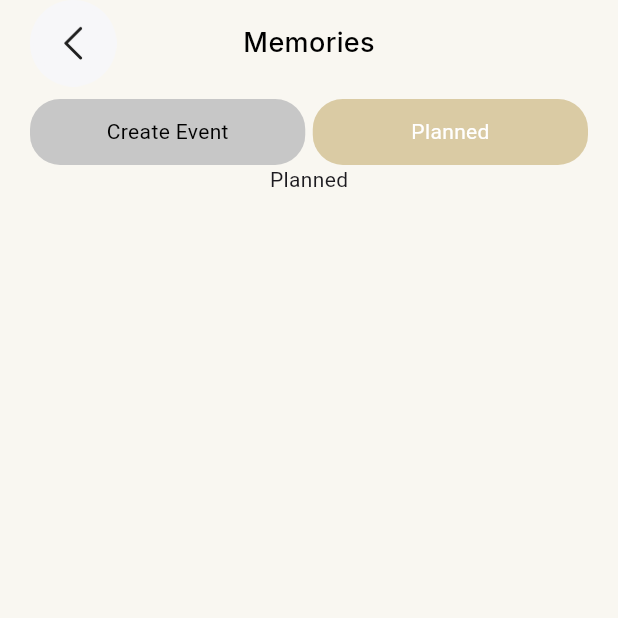
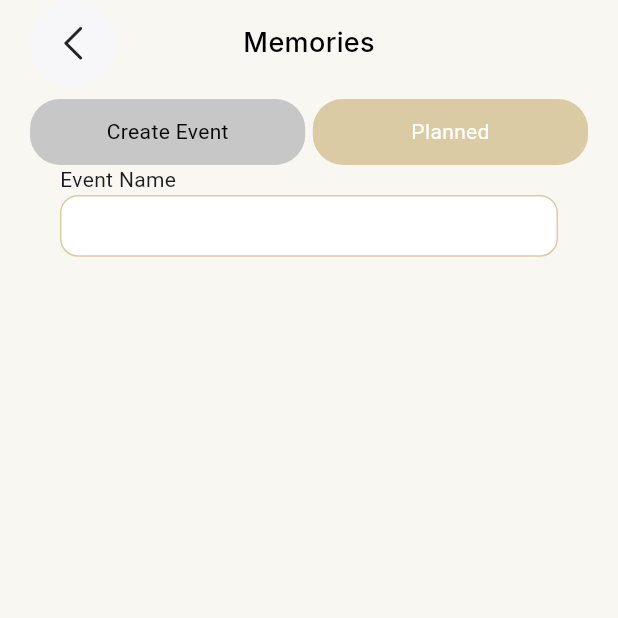
Before and after one commit to rayhantmt/Adeleade, a Flutter app: the MemoriesView screen opened directly, after a tap on "Planned", on a phone screen of 412 x 824 dp, the top half of it. Run offline on Flutter 3.47's test engine with Material 3 defaults, Android fonts, the phone set to English and light mode, and no system bars; our stand-ins replace get, google_fonts.

```diff
--- a/lib/modules/home/home_view.dart
+++ b/lib/modules/home/home_view.dart
@@ -176,6 +176,7 @@ class HomeView extends GetView<HomeController> {
                                         height: Get.height * 0.03,
                                         width: Get.width * 0.05,
                                       ),
+                                      SizedBox(width: Get.width*0.01,),
                                       Text(
                                         data.date_time,
                                         style: TextStyle(
@@ -196,6 +197,7 @@ class HomeView extends GetView<HomeController> {
                                         height: Get.height * 0.03,
                                         width: Get.width * 0.05,
                                       ),
+                                       SizedBox(width: Get.width*0.01,),
                                       Text(
                                         data.location,
 
--- a/lib/modules/memories/memories_view.dart
+++ b/lib/modules/memories/memories_view.dart
@@ -1,6 +1,7 @@
 import 'package:flutter/material.dart';
 import 'package:get/get.dart';
 import 'package:google_fonts/google_fonts.dart';
+import 'package:mementum/common_widgets/update_info_field.dart';
 import 'package:mementum/modules/memories/memories_controller.dart';
 import 'package:mementum/utils/app_colors.dart';
 import 'package:mementum/utils/app_images.dart';
@@ -115,17 +116,24 @@ class MemoriesView extends GetView<MemoriesController> {
   }
 }
 Widget _createEvent (){
-  return Column(
-    children: [
-      Text('Create event')
-    ],
+  return SingleChildScrollView(
+    child: Column(
+      crossAxisAlignment: CrossAxisAlignment.start,
+      children: [
+        SizedBox(height: Get.height*0.01,),
+        Text('Create event')
+      ],
+    ),
   );
 }
 
 Widget _plannedevent (){
-  return Column(
-    children: [
-      Text('Planned')
-    ],
+  return Padding(
+    padding: const EdgeInsets.symmetric(horizontal: 20),
+    child: Column(
+      children: [
+        UpdateInfoField(tittle: "Event Name", hint:'')
+      ],
+    ),
   );
 }
```
